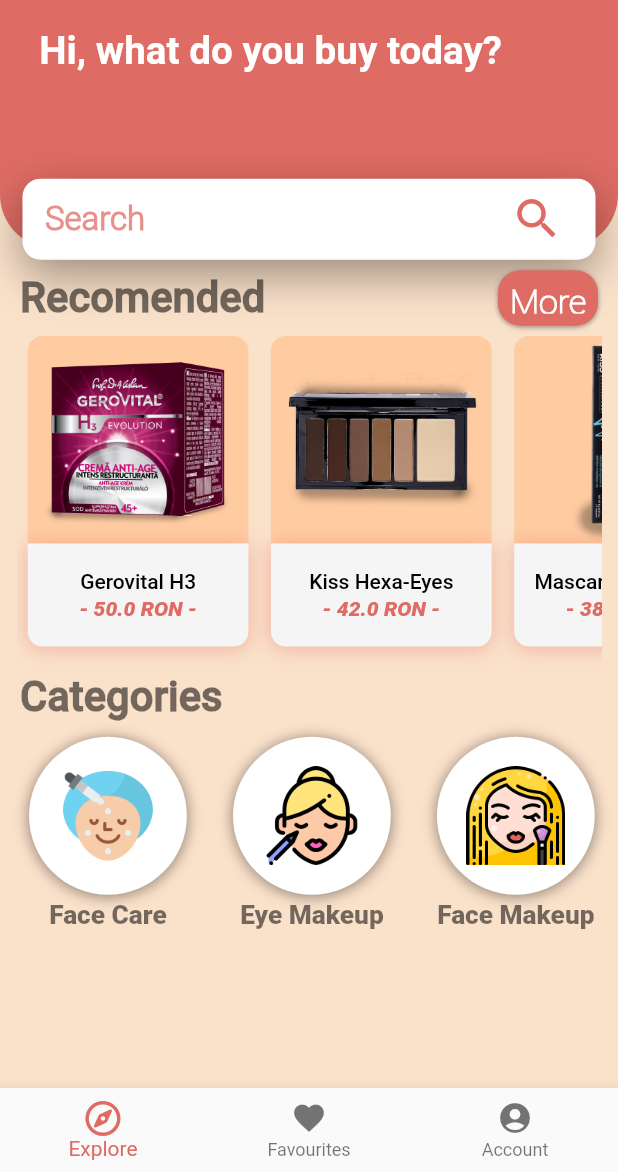
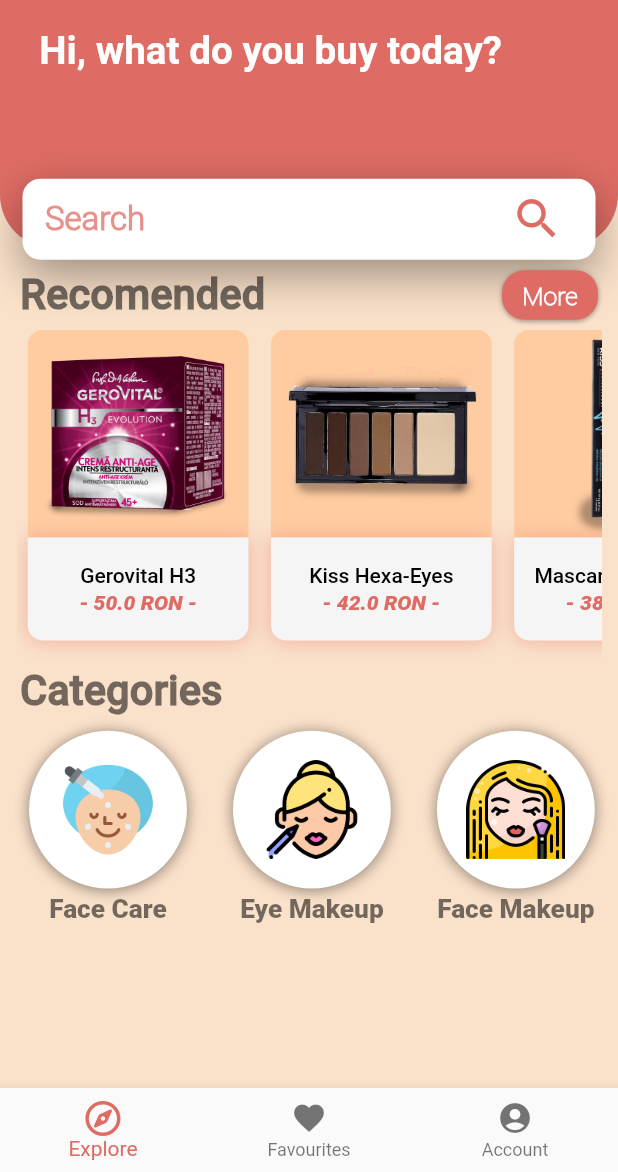
Before and after one commit to MoryokaV/eCommerce-Cosmetics-Shop, a Flutter app: the screen it shows after launch, on a phone screen of 412 x 824 dp, the part 64-1236 px from its top. Run offline on Flutter 3.47's test engine with Material 2 defaults, Android fonts, the phone set to English and light mode, and no system bars; our stand-ins replace fluttertoast, font_awesome_flutter; Roboto replaces fonts that are missing (Roboto-Regular); project files that could hold a hidden picture were left out.

Commit message:
scaling fix

```diff
--- a/lib/components/recomended_items.dart
+++ b/lib/components/recomended_items.dart
@@ -36,8 +36,10 @@
                   ),
                 ),
               ),
-              Container(
-                height: screenSize.height * 0.045,
+              FittedBox(
+                fit: BoxFit.fill,
+                child: Container(
+                  height: screenSize.height * 0.04,
                   margin: EdgeInsets.only(
                     left: defaultPadding,
                     top: 2,
@@ -49,7 +51,7 @@
                       style: TextStyle(
                         color: Colors.white,
                         fontFamily: "Roboto-Thin",
-                      fontSize: screenSize.height * 0.0275,
+                        fontSize: screenSize.height * 0.02,
                         fontWeight: FontWeight.bold,
                       ),
                     ),
@@ -64,6 +66,7 @@
                         blurRadius: 2.5,
                       ),
                     ],
+                  ),
                 ),
               ),
             ],
```
Lines whose indentation alone changed are shown as unchanged.
